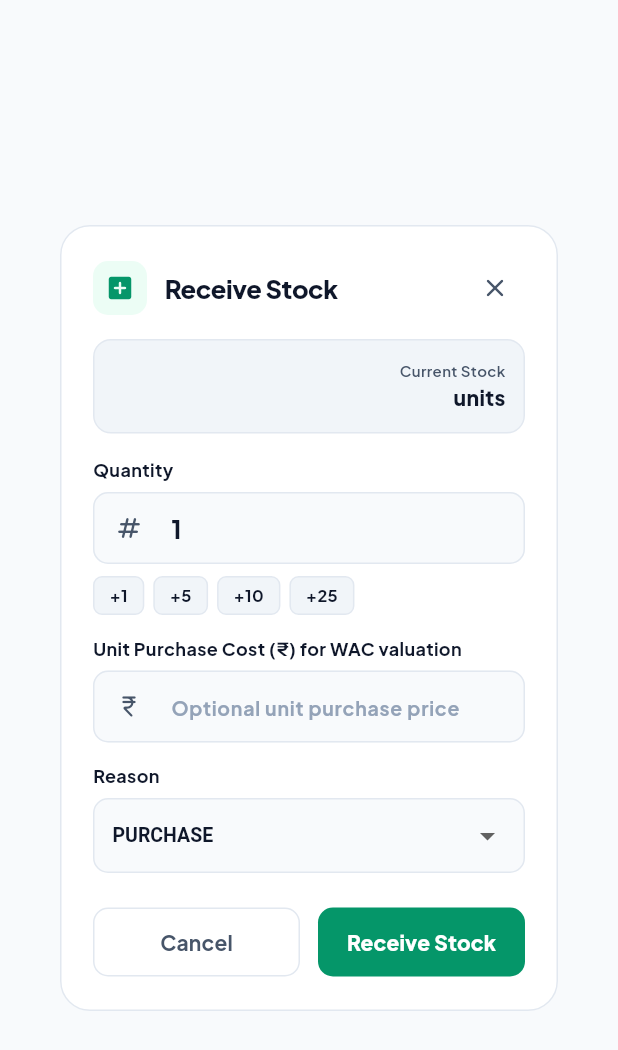
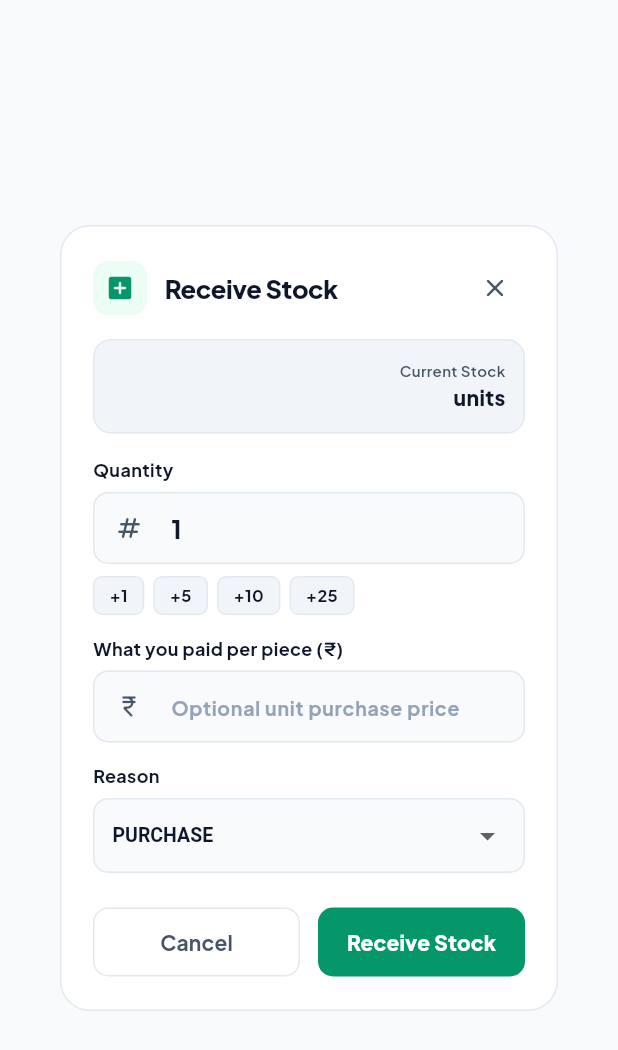
Before and after one commit to DomsGlobal9/Scaleezy-Mobile, a Flutter app: the StockMovementDialog widget shown alone on an empty page, opened directly with empty values, on a phone screen of 412 x 824 dp. Shown: the top 1050 px of the screen. Run offline on Flutter 3.47's test engine with Material 3 defaults, Android fonts, the phone set to English and light mode, and no system bars; our stand-ins replace cached_network_image, cookie_jar, dio, dio_cookie_manager, flutter_animate, google_fonts; missing offline and left inert: mobile_scanner; accounts and stored records are empty; network calls fail.

Commit message:
Stock dialog and scanner: merchant wording for cost and price
'What you paid per piece', 'You pay', 'You sell at' per inventory_backend
docs/ROLES_AND_PLAIN_LANGUAGE_PLAN.md.

Co-Authored-By: Claude Opus 5.5 <noreply@anthropic.com>

```diff
--- a/lib/features/inventory/presentation/view_models/stock_movement_view_model.dart
+++ b/lib/features/inventory/presentation/view_models/stock_movement_view_model.dart
@@ -62,7 +62,7 @@ class StockMovementViewModel extends ViewModel {
     final costText = cost.trim();
     final unitCost = costText.isEmpty ? null : double.tryParse(costText);
     if (costText.isNotEmpty && unitCost == null) {
-      return _fail('That purchase cost is not a number.');
+      return _fail('What you paid is not a number.');
     }
 
     _busy = true;
--- a/lib/features/inventory/presentation/widgets/stock_movement_dialog.dart
+++ b/lib/features/inventory/presentation/widgets/stock_movement_dialog.dart
@@ -286,7 +286,7 @@ class _StockMovementDialogState extends State<StockMovementDialog> {
             if (_vm.isStockIn) ...[
               const SizedBox(height: 14),
               const Text(
-                'Unit Purchase Cost (₹) for WAC valuation',
+                'What you paid per piece (₹)',
                 style: TextStyle(
                   fontSize: 12,
                   fontWeight: FontWeight.w700,
--- a/lib/features/scanner/presentation/scanner_screen.dart
+++ b/lib/features/scanner/presentation/scanner_screen.dart
@@ -622,13 +622,13 @@ class _ScannerScreenState extends State<ScannerScreen>
             Expanded(
               child: v.averageCost != null
                   ? _buildMetricTile(
-                      label: 'Unit WAC',
+                      label: 'You pay',
                       value: formatRupees(v.averageCost!),
-                      unit: 'cost',
+                      unit: 'per piece',
                       color: AppColors.accentGold,
                     )
                   : _buildMetricTile(
-                      label: 'Price',
+                      label: 'You sell at',
                       value: v.sellingPrice != null
                           ? formatRupees(v.sellingPrice!)
                           : '—',
```
Also changed, not shown: 1 other file.
